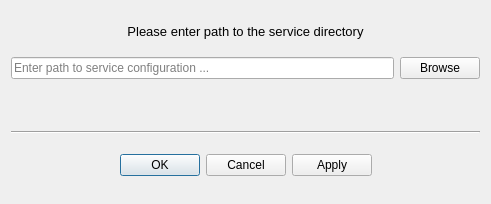
The window that ServiceManager/GUI/layouts/ServicePathDialog.ui (ISISNeutronMuon/HLM_PV_Import) describes before a commit, drawn with Qt 5.
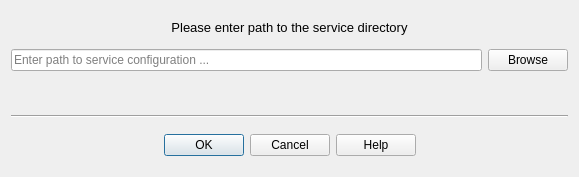
The same window after the commit.

Commit message: Service path dialog, warning if no .ini file, ask if create new one for template, fixed settings files not being created on not found

```diff
--- a/ServiceManager/GUI/layouts/ServicePathDialog.ui
+++ b/ServiceManager/GUI/layouts/ServicePathDialog.ui
@@ -6,10 +6,15 @@
    <rect>
     <x>0</x>
     <y>0</y>
-    <width>491</width>
-    <height>204</height>
+    <width>579</width>
+    <height>177</height>
    </rect>
   </property>
+  <property name="font">
+   <font>
+    <pointsize>9</pointsize>
+   </font>
+  </property>
   <property name="windowTitle">
    <string>Service Path</string>
   </property>
@@ -86,6 +91,9 @@
        <bold>true</bold>
       </font>
      </property>
+     <property name="styleSheet">
+      <string notr="true">color: rgb(255, 0, 0);</string>
+     </property>
      <property name="text">
       <string/>
      </property>
@@ -131,7 +139,7 @@
       <enum>Qt::Horizontal</enum>
      </property>
      <property name="standardButtons">
-      <set>QDialogButtonBox::Apply|QDialogButtonBox::Cancel|QDialogButtonBox::Ok</set>
+      <set>QDialogButtonBox::Cancel|QDialogButtonBox::Help|QDialogButtonBox::Ok</set>
      </property>
      <property name="centerButtons">
       <bool>true</bool>
```
Left out of the diff: 2 changed lines with no effect on the pictures. The commit also changes 6 other files.
